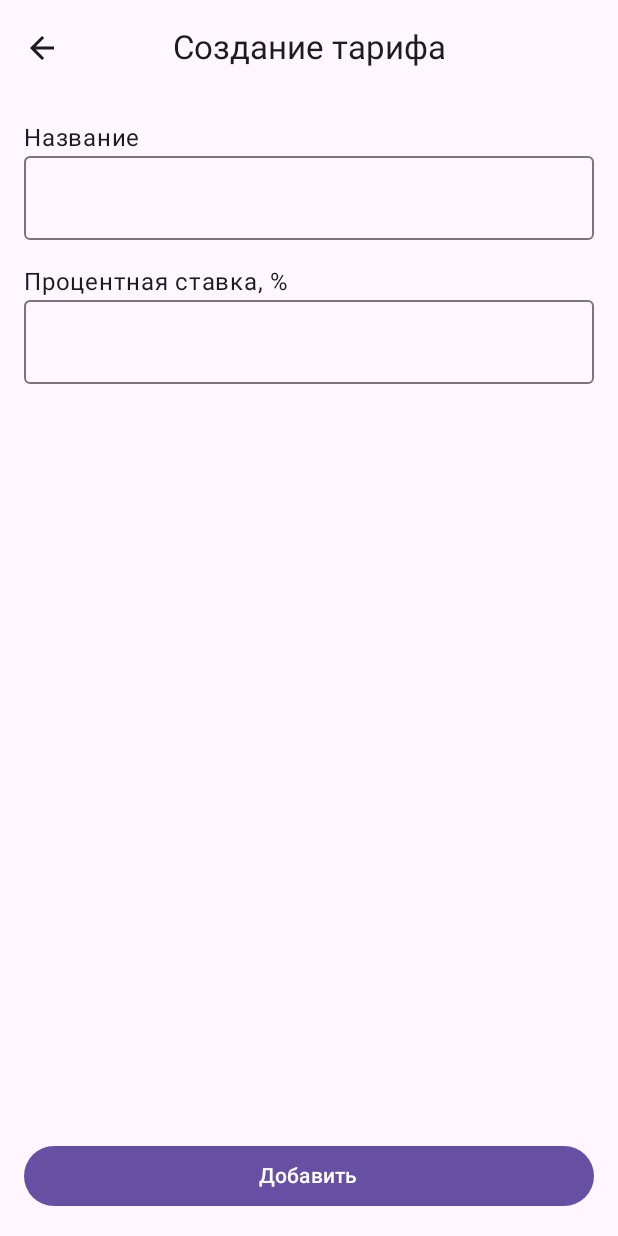
After one commit to TitTolkachev/BankOfficer-Android, an Android app built with Jetpack Compose: the AddRateScreen screen opened through its navigation route, on a phone screen of 412 x 824 dp. The commit adds this screen. Run offline under Robolectric (Android 15) with nearby library versions, the phone set to English and light mode, and no system bars.

Commit message:
Added AddRateScreen.

```diff
--- a/app/src/main/AndroidManifest.xml
+++ b/app/src/main/AndroidManifest.xml
@@ -14,10 +14,11 @@
         android:theme="@style/Theme.HITsBank"
         tools:targetApi="31">
         <activity
-            android:screenOrientation="portrait"
             android:name="com.example.trbofficerandroid.presentation.MainActivity"
             android:exported="true"
-            android:theme="@style/Theme.HITsBank">
+            android:screenOrientation="portrait"
+            android:theme="@style/Theme.HITsBank"
+            android:windowSoftInputMode="adjustResize">
             <intent-filter>
                 <action android:name="android.intent.action.MAIN" />
 
--- a/app/src/main/java/com/example/trbofficerandroid/di/ViewModelsModule.kt
+++ b/app/src/main/java/com/example/trbofficerandroid/di/ViewModelsModule.kt
@@ -1,5 +1,6 @@
 package com.example.trbofficerandroid.di
 
+import com.example.trbofficerandroid.presentation.ui.screen.addrate.AddRateViewModel
 import com.example.trbofficerandroid.presentation.ui.screen.home.HomeViewModel
 import com.example.trbofficerandroid.presentation.ui.screen.ratelist.RateListViewModel
 import com.example.trbofficerandroid.presentation.ui.screen.userlist.UserListViewModel
@@ -11,4 +12,5 @@ val viewModelsModule = module {
     viewModel { HomeViewModel() }
     viewModel { UserListViewModel() }
     viewModel { RateListViewModel() }
+    viewModel { AddRateViewModel() }
 }
--- a/app/src/main/java/com/example/trbofficerandroid/presentation/navigation/RootNavGraph.kt
+++ b/app/src/main/java/com/example/trbofficerandroid/presentation/navigation/RootNavGraph.kt
@@ -12,6 +12,7 @@ import androidx.navigation.NavBackStackEntry
 import androidx.navigation.NavHostController
 import androidx.navigation.compose.NavHost
 import androidx.navigation.compose.composable
+import com.example.trbofficerandroid.presentation.ui.screen.addrate.AddRateScreen
 import com.example.trbofficerandroid.presentation.ui.screen.adduser.AddUserScreen
 import com.example.trbofficerandroid.presentation.ui.screen.client.ClientScreen
 import com.example.trbofficerandroid.presentation.ui.screen.home.HomeScreen
@@ -54,6 +55,13 @@ fun RootNavGraph(
         ) {
             AddUserScreen()
         }
+        composable(
+            route = Screen.AddRate.route
+        ) {
+            AddRateScreen(
+                onBackClick = { navController.popBackStack() }
+            )
+        }
     }
 }
 
--- a/app/src/main/java/com/example/trbofficerandroid/presentation/navigation/Screen.kt
+++ b/app/src/main/java/com/example/trbofficerandroid/presentation/navigation/Screen.kt
@@ -7,4 +7,5 @@ sealed class Screen(val route: String) {
     data object Client : Screen("client")
     data object Officer : Screen("officer")
     data object AddUser : Screen("add_user")
+    data object AddRate : Screen("add_rate")
 }
--- /dev/null
+++ b/app/src/main/java/com/example/trbofficerandroid/presentation/ui/screen/addrate/AddRateScreen.kt
@@ -0,0 +1,117 @@
+package com.example.trbofficerandroid.presentation.ui.screen.addrate
+
+import androidx.compose.foundation.layout.Column
+import androidx.compose.foundation.layout.Spacer
+import androidx.compose.foundation.layout.fillMaxWidth
+import androidx.compose.foundation.layout.height
+import androidx.compose.foundation.layout.padding
+import androidx.compose.foundation.text.KeyboardOptions
+import androidx.compose.material.icons.Icons
+import androidx.compose.material.icons.automirrored.filled.ArrowBack
+import androidx.compose.material3.Button
+import androidx.compose.material3.CenterAlignedTopAppBar
+import androidx.compose.material3.ExperimentalMaterial3Api
+import androidx.compose.material3.Icon
+import androidx.compose.material3.IconButton
+import androidx.compose.material3.OutlinedTextField
+import androidx.compose.material3.Scaffold
+import androidx.compose.material3.Surface
+import androidx.compose.material3.Text
+import androidx.compose.runtime.Composable
+import androidx.compose.runtime.collectAsState
+import androidx.compose.runtime.getValue
+import androidx.compose.runtime.remember
+import androidx.compose.ui.Modifier
+import androidx.compose.ui.text.input.KeyboardType
+import androidx.compose.ui.tooling.preview.Preview
+import androidx.compose.ui.unit.dp
+import com.example.trbofficerandroid.presentation.theme.AppTheme
+import org.koin.androidx.compose.koinViewModel
+
+@Composable
+fun AddRateScreen(
+    onBackClick: () -> Unit,
+) {
+    val viewModel: AddRateViewModel = koinViewModel()
+    val name by viewModel.name.collectAsState()
+    val percentageRate by viewModel.percentageRate.collectAsState()
+
+    AddRateScreenContent(
+        name = name,
+        percentageRate = percentageRate,
+
+        onNameChange = remember { { viewModel.onNameChange(it) } },
+        onPercentageRateChange = remember { { viewModel.onPercentageRateChange(it) } },
+        onBackClick = onBackClick
+    )
+}
+
+@OptIn(ExperimentalMaterial3Api::class)
+@Composable
+private fun AddRateScreenContent(
+    name: String = "",
+    percentageRate: String = "",
+
+    onNameChange: (String) -> Unit = {},
+    onPercentageRateChange: (String) -> Unit = {},
+    onBackClick: () -> Unit = {},
+) {
+    Scaffold(
+        topBar = {
+            CenterAlignedTopAppBar(
+                navigationIcon = {
+                    IconButton(onClick = onBackClick) {
+                        Icon(
+                            imageVector = Icons.AutoMirrored.Filled.ArrowBack,
+                            contentDescription = null
+                        )
+                    }
+                },
+                title = { Text(text = "Создание тарифа") }
+            )
+        }
+    ) { paddingValues ->
+        Column(
+            Modifier
+                .padding(paddingValues)
+                .padding(16.dp)
+        ) {
+            Text(text = "Название")
+            OutlinedTextField(
+                modifier = Modifier.fillMaxWidth(),
+                value = name,
+                onValueChange = onNameChange,
+                singleLine = true
+            )
+
+            Spacer(modifier = Modifier.height(16.dp))
+
+            Text(text = "Процентная ставка, %")
+            OutlinedTextField(
+                modifier = Modifier.fillMaxWidth(),
+                value = percentageRate,
+                keyboardOptions = KeyboardOptions(keyboardType = KeyboardType.Decimal),
+                onValueChange = onPercentageRateChange,
+                singleLine = true
+            )
+
+            Spacer(modifier = Modifier.weight(1f))
+            Button(
+                modifier = Modifier.fillMaxWidth(),
+                onClick = { /*TODO*/ onBackClick() }
+            ) {
+                Text(text = "Добавить")
+            }
+        }
+    }
+}
+
+@Preview
+@Composable
+private fun Preview() {
+    AppTheme {
+        Surface {
+            AddRateScreenContent()
+        }
+    }
+}
--- /dev/null
+++ b/app/src/main/java/com/example/trbofficerandroid/presentation/ui/screen/addrate/AddRateViewModel.kt
@@ -0,0 +1,24 @@
+package com.example.trbofficerandroid.presentation.ui.screen.addrate
+
+import androidx.lifecycle.ViewModel
+import kotlinx.coroutines.flow.MutableStateFlow
+import kotlinx.coroutines.flow.StateFlow
+import kotlinx.coroutines.flow.asStateFlow
+import kotlinx.coroutines.flow.update
+
+class AddRateViewModel : ViewModel() {
+
+    private val _name = MutableStateFlow("")
+    val name: StateFlow<String> = _name.asStateFlow()
+
+    private val _percentageRate = MutableStateFlow("")
+    val percentageRate: StateFlow<String> = _percentageRate.asStateFlow()
+
+    fun onNameChange(value: String) {
+        _name.update { value }
+    }
+
+    fun onPercentageRateChange(value: String) {
+        _percentageRate.update { value }
+    }
+}
--- a/app/src/main/java/com/example/trbofficerandroid/presentation/ui/screen/adduser/AddUserScreen.kt
+++ b/app/src/main/java/com/example/trbofficerandroid/presentation/ui/screen/adduser/AddUserScreen.kt
@@ -8,11 +8,11 @@ import com.example.trbofficerandroid.presentation.theme.AppTheme
 
 @Composable
 fun AddUserScreen() {
-    AddUser()
+    AddUserScreenContent()
 }
 
 @Composable
-private fun AddUser() {
+private fun AddUserScreenContent() {
     Text("TODO: Экран добавления пользователя")
 }
 
@@ -21,7 +21,7 @@ private fun AddUser() {
 private fun Preview() {
     AppTheme {
         Surface {
-            AddUser()
+            AddUserScreenContent()
         }
     }
 }
--- a/app/src/main/java/com/example/trbofficerandroid/presentation/ui/screen/ratelist/model/RateShort.kt
+++ b/app/src/main/java/com/example/trbofficerandroid/presentation/ui/screen/ratelist/model/RateShort.kt
@@ -3,7 +3,5 @@ package com.example.trbofficerandroid.presentation.ui.screen.ratelist.model
 data class RateShort(
     val id: String,
     val name: String,
-    val limit: String,
     val percentageRate: Double,
-    val period: String,
 )
```
Also changed, not shown: app/src/main/java/com/example/trbofficerandroid/presentation/navigation/HomeNavGraph.kt (+13 -1 lines), app/src/main/java/com/example/trbofficerandroid/presentation/ui/screen/ratelist/RateListScreen.kt (+27 -15 lines), app/src/main/java/com/example/trbofficerandroid/presentation/ui/screen/ratelist/RateListViewModel.kt (+9 -12 lines), app/src/main/java/com/example/trbofficerandroid/presentation/ui/screen/ratelist/components/RateListItem.kt (+5 -16 lines).
